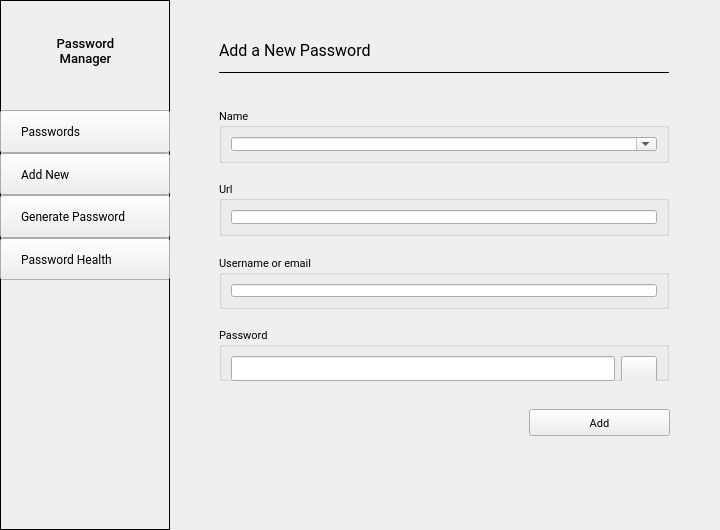
Old version of the form main_window.ui in the repository EmueI/password-manager.
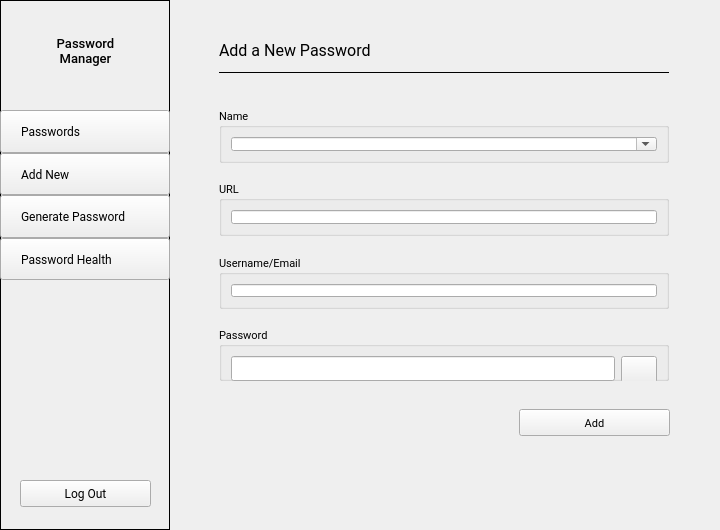
New version of the form. The open tabs and pages were chosen to show the change. Icons and pictures are not drawn.

What changed in the file:
```diff
--- a/main_window.ui
+++ b/main_window.ui
@@ -364,6 +364,31 @@
            <bool>true</bool>
           </property>
          </widget>
+         <widget class="QPushButton" name="buttonLogOut">
+          <property name="geometry">
+           <rect>
+            <x>20</x>
+            <y>480</y>
+            <width>131</width>
+            <height>27</height>
+           </rect>
+          </property>
+          <property name="font">
+           <font>
+            <family>Roboto</family>
+           </font>
+          </property>
+          <property name="cursor">
+           <cursorShape>PointingHandCursor</cursorShape>
+          </property>
+          <property name="text">
+           <string>Log Out</string>
+          </property>
+          <property name="icon">
+           <iconset>
+            <normaloff>icons/log-out.svg</normaloff>icons/log-out.svg</iconset>
+          </property>
+         </widget>
         </widget>
        </item>
        <item>
@@ -985,7 +1010,7 @@
                      </font>
                     </property>
                     <property name="title">
-                     <string>Url</string>
+                     <string>URL</string>
                     </property>
                     <layout class="QVBoxLayout" name="verticalLayout_21">
                      <item>
@@ -1043,7 +1068,7 @@
                      </font>
                     </property>
                     <property name="title">
-                     <string>Username or email</string>
+                     <string>Username/Email</string>
                     </property>
                     <layout class="QVBoxLayout" name="verticalLayout_22">
                      <item>
@@ -1246,9 +1271,9 @@
              <widget class="QPushButton" name="buttonAddPassword">
               <property name="geometry">
                <rect>
-                <x>350</x>
+                <x>340</x>
                 <y>400</y>
-                <width>141</width>
+                <width>151</width>
                 <height>27</height>
                </rect>
               </property>
```
Left out of the diff: 25 changed lines with no effect on the pictures.
